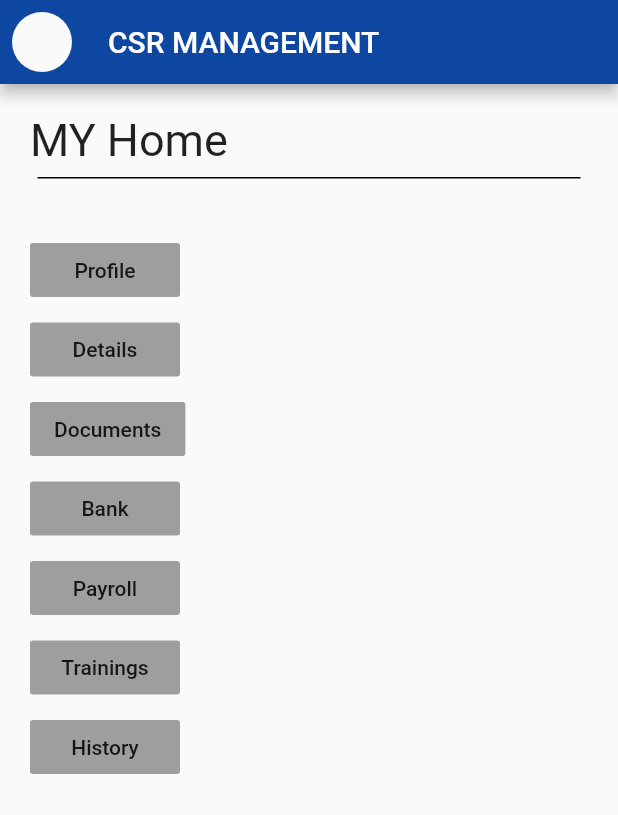
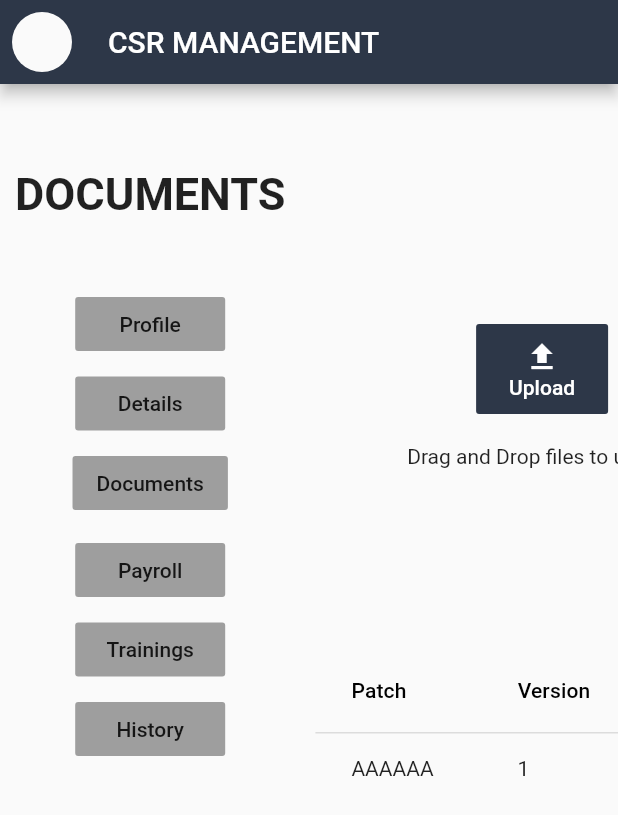
Before and after one commit to Ayush424/csr_module, a Flutter app: the MyHome screen opened directly, after a tap on "Documents", on a phone screen of 412 x 824 dp. Shown: the top 815 px of the screen. Run offline on Flutter 3.47's test engine with Material 2 defaults, Android fonts, the phone set to English and light mode, and no system bars; missing offline and left inert: dart:html; network calls fail.

Commit message:
firebase setup and home pages

```diff
--- /dev/null
+++ b/lib/homepage/homepage_documents.dart
@@ -0,0 +1,240 @@
+import 'package:flutter/material.dart';
+import 'homepage_profile.dart';
+import 'homepage_training.dart';
+import 'dart:html';
+
+class documents extends StatefulWidget {
+  const documents({Key? key}) : super(key: key);
+
+  @override
+  _documentsState createState() => _documentsState();
+}
+
+class _documentsState extends State<documents> {
+  List<DataRow> _rowList = [
+    DataRow(cells: <DataCell>[
+      DataCell(Text('AAAAAA')),
+      DataCell(Text('1')),
+      DataCell(Text('Yes')),
+    ]),
+  ];
+
+  void _addRow() {
+    // Built in Flutter Method.
+    setState(() {
+      // This call to setState tells the Flutter framework that something has
+      // changed in this State, which causes it to rerun the build method below.
+      _rowList.add(DataRow(cells: <DataCell>[
+        DataCell(Text('BBBBBB')),
+        DataCell(Text('2')),
+        DataCell(Text('No')),
+      ]));
+    });
+  }
+
+  @override
+
+
+  Widget build(BuildContext context) {
+    return Scaffold(
+      appBar: AppBar(
+        title: Text('CSR MANAGEMENT'),
+        backgroundColor: const Color.fromRGBO(45, 55, 72, 1),
+        leading: new Padding(
+          padding: const EdgeInsets.all(8.0),
+          child: new Material(
+            shape: new CircleBorder(),
+          ),
+        ),
+      ),
+      body:new
+      SingleChildScrollView( scrollDirection: Axis.horizontal, child: SingleChildScrollView( scrollDirection: Axis.vertical,
+      child:Container(
+        padding: EdgeInsets.all(10),
+        child: Row(
+          mainAxisAlignment: MainAxisAlignment.start,
+          children: [
+            Container(
+              child: Column(
+                crossAxisAlignment: CrossAxisAlignment.center,
+                children: [
+                Text(
+                "DOCUMENTS",
+                style: TextStyle(fontSize: 30,
+                fontWeight:FontWeight.bold),
+              ),
+              Divider(
+                color: Colors.black,
+                height: 15,
+                thickness: 1,
+                indent: 5,
+                endIndent: 5,
+              ),
+              SizedBox(height: 30),
+              FlatButton(
+                minWidth: 100,
+                color: Colors.grey,
+                child: Text(
+                  'Profile',
+                ),
+                onPressed: () {
+                  Navigator.push(
+                    context,
+                    MaterialPageRoute(builder: (context) => MyHome()),
+                  );
+                },
+              ),
+              SizedBox(height: 5),
+              FlatButton(
+                minWidth: 100,
+                color: Colors.grey,
+                child: Text(
+                  'Details',
+                ),
+                onPressed: () {
+                  setState(() {});
+                },
+              ),
+              SizedBox(height: 5),
+              FlatButton(
+                minWidth: 100,
+                color: Colors.grey,
+                child: Text(
+                  'Documents',
+                ),
+                onPressed: () {
+                  Navigator.push(
+                    context,
+                    MaterialPageRoute(builder: (context) => documents()),
+                  );
+                },
+              ),
+              SizedBox(height: 5),
+              SizedBox(height: 5),
+              FlatButton(
+                minWidth: 100,
+                color: Colors.grey,
+                child: Text(
+                  'Payroll',
+                ),
+                onPressed: () {
+                  setState(() {});
+                },
+              ),
+              SizedBox(height: 5),
+              FlatButton(
+                minWidth: 100,
+                color: Colors.grey,
+                child: Text(
+                  'Trainings',
+                ),
+                onPressed: () {
+                  Navigator.push(
+                    context,
+                    MaterialPageRoute(builder: (context) => training()),
+                  );
+                },
+              ),
+
+
+              SizedBox(height: 5),
+              FlatButton(
+                minWidth: 100,
+                color: Colors.grey,
+                child: Text(
+                  'History',
+                ),
+                onPressed: () {
+                  setState(() {});
+                },
+              ),
+              ],
+              ),
+      ),
+              SizedBox(height: 50),
+
+              Container(
+
+                child:Column(
+                  crossAxisAlignment: CrossAxisAlignment.center,
+                  children: [
+                    SizedBox(height: 150),
+              Container(child: Row(
+                children: [
+                  Container(
+                    child: Column(
+                      children: [
+                        FlatButton(
+                          onPressed: () => {},
+                          color: const Color.fromRGBO(45, 55, 72, 1),
+                          padding: EdgeInsets.all(10.0),
+                          child: Column( // Replace with a Row for horizontal icon + text
+                            children: <Widget>[
+
+                              Icon(Icons.upload_sharp,
+                                color: Colors.white,
+                              ),
+                              Text("Upload",
+                                  style: TextStyle(color: Colors.white),
+
+                              )
+                            ],
+                          ),
+                        ),
+                        SizedBox(height: 20),
+                        Text("Drag and Drop files to upload"),
+                      ],
+                    ),
+                  ),
+
+
+                ],
+              ),
+              ),
+              SizedBox(height: 100),
+              Container(
+                padding: EdgeInsets.all(20.0),
+                child: DataTable(columns: [
+                  DataColumn(label: Text('Patch')),
+                  DataColumn(label: Text('Version')),
+                  DataColumn(label: Text('Ready')),
+                ], rows: _rowList), ),
+          ],
+        ),
+              ),
+                ],
+              )
+
+
+
+
+
+               // floatingActionButton: FloatingActionButton.extended(
+               //        onPressed: _addRow,
+               //        label: Text('Add Row'),
+               //        backgroundColor: Colors.green,
+               //      ),
+              // child: Table(
+              //   border: TableBorder.all(color: Colors.black),
+              //   children: [
+              //     TableRow(children: [
+              //       Text('Cell 1'),
+              //       Text('Cell 2'),
+              //       Text('Cell 3'),
+              //       Text('Cell 3'),
+              //     ]),
+              //     TableRow(children: [
+              //       Text('Cell 4'),
+              //       Text('Cell 5'),
+              //       Text('Cell 6'),
+              //       Text('Cell 4'),
+              //     ])
+              //
+              //   ],
+              // ),
+        ),
+      ),
+      ),
+    );
+  }
+}
--- a/lib/homepage/homepage_profile.dart
+++ b/lib/homepage/homepage_profile.dart
@@ -1,5 +1,6 @@
 import 'package:flutter/material.dart';
-//import 'homepagedocuments.dart';
+import 'homepage_documents.dart';
+import 'package:csr_module/homepage/homepage_training.dart';
 
 class MyHome extends StatefulWidget {
   const MyHome({Key? key}) : super(key: key);
@@ -12,32 +13,36 @@ class _MyHomeState extends State<MyHome> {
   @override
   Widget build(BuildContext context) {
     return Scaffold(
-      appBar: AppBar(
-        title: Text('CSR MANAGEMENT'),
-        backgroundColor: Colors.blue[900],
-        leading: new Padding(
-          padding: const EdgeInsets.all(8.0),
-          child: new Material(
-            shape: new CircleBorder(),
-          ),
-        ),
-      ),
-      body: Container(
-        padding: EdgeInsets.all(20),
+        body:new SingleChildScrollView( scrollDirection: Axis.horizontal, child: SingleChildScrollView( scrollDirection: Axis.vertical,
           child: Column(
-          crossAxisAlignment: CrossAxisAlignment.start,
+
             children: [
-            Text(
-              "MY Home",
-              style: TextStyle(fontSize: 30),
+              Row(
+                mainAxisAlignment: MainAxisAlignment.spaceBetween,
+                children: [
+                  Text("PROFILE",
+                    style: TextStyle(fontSize: 30,
+                        fontWeight:FontWeight.bold),
                   ),
                   Divider(
                     color: Colors.black,
                     height: 15,
-              thickness: 1,
+                    thickness: 8,
                     indent: 5,
                     endIndent: 5,
                   ),
+                ],
+              ),
+
+              Row(
+                mainAxisAlignment: MainAxisAlignment.spaceBetween,
+
+                children: [
+
+                  Column(
+                    crossAxisAlignment: CrossAxisAlignment.center,
+
+                    children: [
                       SizedBox(height: 30),
                       FlatButton(
                         minWidth: 100,
@@ -46,7 +51,10 @@ class _MyHomeState extends State<MyHome> {
                           'Profile',
                         ),
                         onPressed: () {
-                setState(() {});
+                          Navigator.push(
+                            context,
+                            MaterialPageRoute(builder: (context) => MyHome()),
+                          );
                         },
                       ),
                       SizedBox(height: 5),
@@ -68,21 +76,10 @@ class _MyHomeState extends State<MyHome> {
                           'Documents',
                         ),
                         onPressed: () {
-                //  Navigator.push(
-                //  context,
-                // MaterialPageRoute(builder: (context) => homepagedocuments()),
-                //);
-              },
-            ),
-            SizedBox(height: 5),
-            FlatButton(
-              minWidth: 100,
-              color: Colors.grey,
-              child: Text(
-                'Bank',
-              ),
-              onPressed: () {
-                setState(() {});
+                          Navigator.push(
+                            context,
+                            MaterialPageRoute(builder: (context) => documents()),
+                          );
                         },
                       ),
                       SizedBox(height: 5),
@@ -104,7 +101,10 @@ class _MyHomeState extends State<MyHome> {
                           'Trainings',
                         ),
                         onPressed: () {
-                setState(() {});
+                          Navigator.push(
+                            context,
+                            MaterialPageRoute(builder: (context) => training()),
+                          );
                         },
                       ),
                       SizedBox(height: 5),
@@ -120,7 +120,56 @@ class _MyHomeState extends State<MyHome> {
                       ),
                     ],
                   ),
+
+                  Column(
+
+                    crossAxisAlignment: CrossAxisAlignment.start,
+                    children: [
+                       Table(
+                        border: TableBorder.all(color: Colors.black),
+                        children: [
+                          TableRow(children: [
+                            Text('Cell 1'),
+                            Text('Cell 2'),
+                            Text('Cell 3'),
+                          ]),
+                          TableRow(children: [
+                            Text('Cell 4'),
+                            Text('Cell 5'),
+                            Text('Cell 6'),
+                          ])
+                        ],
                       ),
+
+                    ],
+                  ),
+                  Column(
+                    mainAxisAlignment:MainAxisAlignment.spaceBetween,
+                    crossAxisAlignment: CrossAxisAlignment.end,
+                    children: [
+                      CircleAvatar(
+                        radius: 70,
+                        backgroundImage: NetworkImage(
+                          'https://source.unsplash.com/50x50/?portrait',
+                        ),
+                      ),
+                      Text("Name"),
+                      Text("Department"),
+
+                    ],
+                  ),
+
+
+                ],
+              ),
+            ],
+          ),
+
+
+
+        ),
+        ),
+
     );
   }
 }
--- a/pubspec.yaml
+++ b/pubspec.yaml
@@ -34,6 +34,9 @@ dependencies:
   # The following adds the Cupertino Icons font to your application.
   # Use with the CupertinoIcons class for iOS style icons.
   cupertino_icons: ^1.0.2
+  file_picker: ^3.0.3
+  firebase_auth: ^1.4.1
+  firebase_storage: ^8.1.3
 
 dev_dependencies:
   flutter_test:
```
Also changed, not shown: lib/homepage/homepage_training.dart (added, +210 -0 lines), pubspec.lock, 1 other file. Lines whose indentation alone changed are shown as unchanged.
